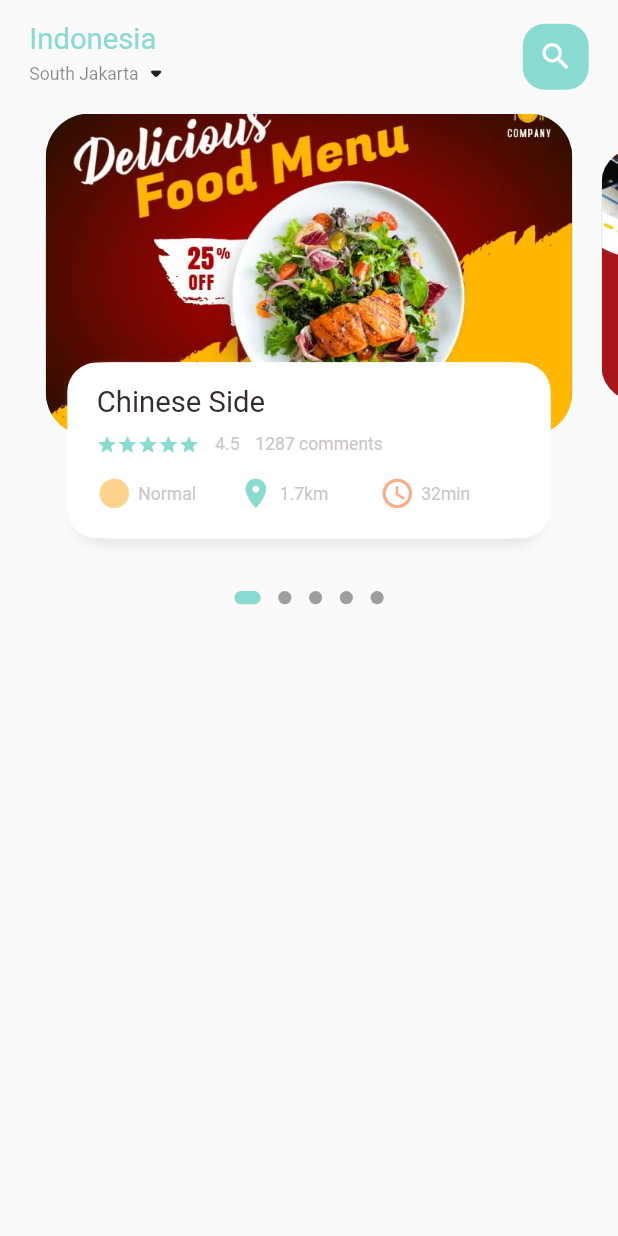
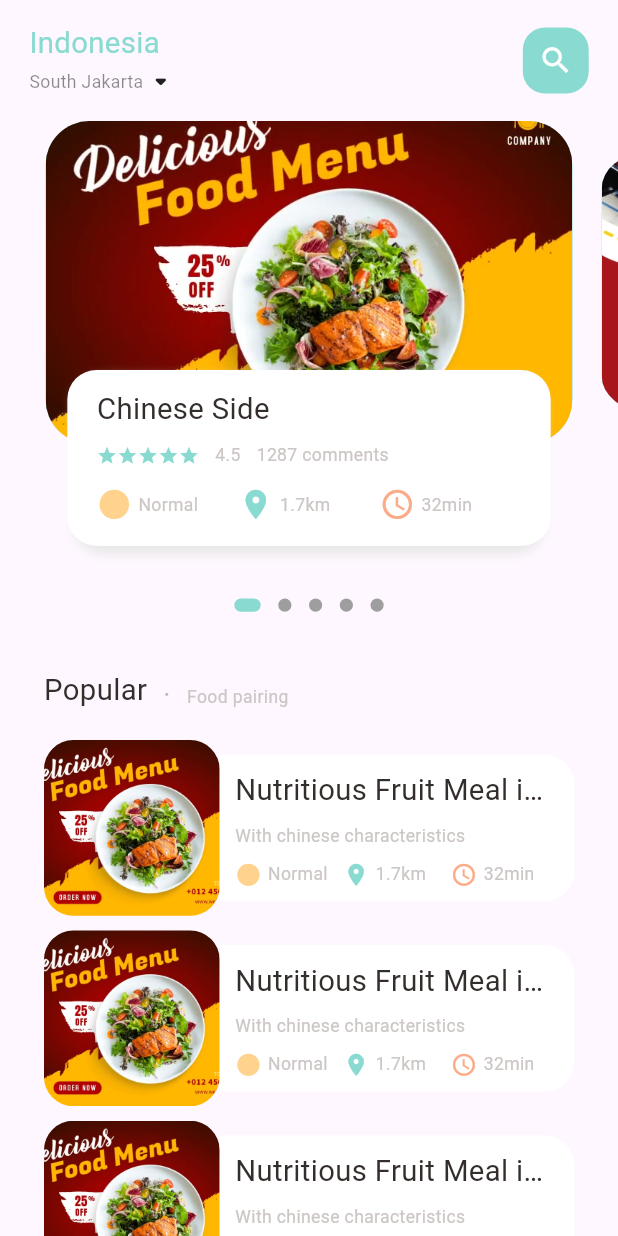
Before and after one commit to ianahmfac/food_delivery, a Flutter app: the screen it shows after launch, on a phone screen of 412 x 824 dp. Run offline on Flutter 3.47's test engine with Material 2 defaults, Android fonts, the phone set to English and light mode, and no system bars; drawn by our look-alikes of dots_indicator; our stand-ins replace flutter_screenutil, get, google_fonts.

Commit message:
Implement UI home popular food

```diff
--- a/lib/home/ui/components/food_banner.dart
+++ b/lib/home/ui/components/food_banner.dart
@@ -133,7 +133,7 @@ class _FoodBannerState extends State<FoodBanner> {
       child: Container(
         height: 120.h,
         margin: REdgeInsets.only(right: 30, left: 30, bottom: 30),
-        padding: REdgeInsets.all(15),
+        padding: REdgeInsets.symmetric(horizontal: 15, vertical: 12),
         decoration: BoxDecoration(
           borderRadius: BorderRadius.circular(20.r),
           color: Colors.white,
--- /dev/null
+++ b/lib/home/ui/components/home_popular_food.dart
@@ -0,0 +1,120 @@
+import 'package:flutter/material.dart';
+import 'package:flutter_screenutil/flutter_screenutil.dart';
+
+import '../../../app/configs/colors.dart';
+import '../../../app/utils/app_image.dart';
+import '../../../widgets/big_text.dart';
+import '../../../widgets/small_text.dart';
+import 'icon_and_text_widget.dart';
+
+class HomePopularFood extends StatelessWidget {
+  const HomePopularFood({Key? key}) : super(key: key);
+
+  @override
+  Widget build(BuildContext context) {
+    return Container(
+      margin: REdgeInsets.all(30),
+      child: Column(
+        crossAxisAlignment: CrossAxisAlignment.stretch,
+        children: [
+          _buildTitle(),
+          ListView.separated(
+            itemCount: 10,
+            physics: const NeverScrollableScrollPhysics(),
+            padding: REdgeInsets.only(top: 20),
+            shrinkWrap: true,
+            separatorBuilder: (context, index) {
+              return SizedBox(height: 10.h);
+            },
+            itemBuilder: (BuildContext context, int index) {
+              return Row(
+                children: [
+                  Container(
+                    height: 120.h,
+                    width: 120.h,
+                    decoration: BoxDecoration(
+                      borderRadius: BorderRadius.circular(20.r),
+                      color: Colors.white38,
+                      image: const DecorationImage(
+                        image: AssetImage(AppImage.foodBanner1),
+                        fit: BoxFit.cover,
+                      ),
+                    ),
+                  ),
+                  Expanded(
+                    child: Container(
+                      height: 100.h,
+                      decoration: BoxDecoration(
+                        color: Colors.white,
+                        borderRadius: BorderRadius.only(
+                          topRight: Radius.circular(20.r),
+                          bottomRight: Radius.circular(20.r),
+                        ),
+                      ),
+                      padding: REdgeInsets.only(left: 10.w, right: 10.w),
+                      child: Column(
+                        crossAxisAlignment: CrossAxisAlignment.stretch,
+                        mainAxisAlignment: MainAxisAlignment.spaceEvenly,
+                        children: [
+                          const BigText('Nutritious Fruit Meal in China'),
+                          const SmallText('With chinese characteristics'),
+                          Row(
+                            children: const [
+                              Expanded(
+                                child: IconAndTextWidget(
+                                  icon: Icons.circle_sharp,
+                                  color: AppColors.iconColor1,
+                                  text: 'Normal',
+                                  iconSize: 18,
+                                ),
+                              ),
+                              Expanded(
+                                child: IconAndTextWidget(
+                                  icon: Icons.location_on,
+                                  color: AppColors.mainColor,
+                                  text: '1.7km',
+                                  iconSize: 18,
+                                ),
+                              ),
+                              Expanded(
+                                child: IconAndTextWidget(
+                                  icon: Icons.access_time,
+                                  color: AppColors.iconColor2,
+                                  text: '32min',
+                                  iconSize: 18,
+                                ),
+                              ),
+                            ],
+                          ),
+                        ],
+                      ),
+                    ),
+                  ),
+                ],
+              );
+            },
+          ),
+        ],
+      ),
+    );
+  }
+
+  Widget _buildTitle() {
+    return Row(
+      crossAxisAlignment: CrossAxisAlignment.end,
+      children: [
+        const BigText('Popular'),
+        SizedBox(width: 10.w),
+        Container(
+          margin: REdgeInsets.only(bottom: 3),
+          child: const BigText('.', color: Colors.black26),
+        ),
+        SizedBox(width: 10.w),
+        Container(
+          margin: REdgeInsets.only(bottom: 2),
+          child: const SmallText('Food pairing'),
+        ),
+      ],
+    );
+  }
+}
--- a/lib/home/ui/components/icon_and_text_widget.dart
+++ b/lib/home/ui/components/icon_and_text_widget.dart
@@ -7,11 +7,13 @@ class IconAndTextWidget extends StatelessWidget {
   final IconData icon;
   final Color color;
   final String text;
+  final double? iconSize;
   const IconAndTextWidget({
     Key? key,
     required this.icon,
     required this.color,
     required this.text,
+    this.iconSize,
   }) : super(key: key);
 
   @override
@@ -21,10 +23,14 @@ class IconAndTextWidget extends StatelessWidget {
         Icon(
           icon,
           color: color,
-          size: 24.h,
+          size: iconSize?.h ?? 24.h,
         ),
         SizedBox(width: 4.w),
-        Expanded(child: SmallText(text)),
+        Flexible(
+          child: FittedBox(
+            child: SmallText(text),
+          ),
+        ),
       ],
     );
   }
--- a/lib/home/ui/main_food_page.dart
+++ b/lib/home/ui/main_food_page.dart
@@ -1,6 +1,7 @@
 import 'package:flutter/material.dart';
 
 import 'components/food_banner.dart';
+import 'components/home_popular_food.dart';
 import 'components/main_food_header.dart';
 
 class MainFoodPage extends StatefulWidget {
@@ -22,6 +23,7 @@ class _MainFoodPageState extends State<MainFoodPage> {
               child: Column(
                 children: const [
                   FoodBanner(),
+                  HomePopularFood(),
                 ],
               ),
             ),
--- a/lib/main.dart
+++ b/lib/main.dart
@@ -22,6 +22,7 @@ class MyApp extends StatelessWidget {
         debugShowCheckedModeBanner: false,
         theme: ThemeData(
           primarySwatch: Colors.blue,
+          useMaterial3: true,
         ),
         home: child,
       ),
```
